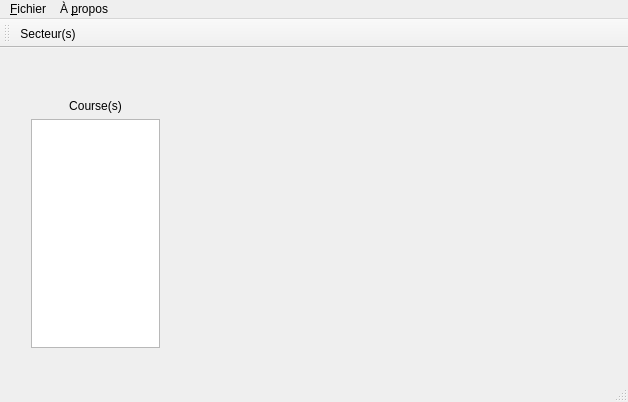
The window that MainWindow.ui (xaviermawet/EcoManager2013Experimental) describes before a commit, drawn with Qt 5.
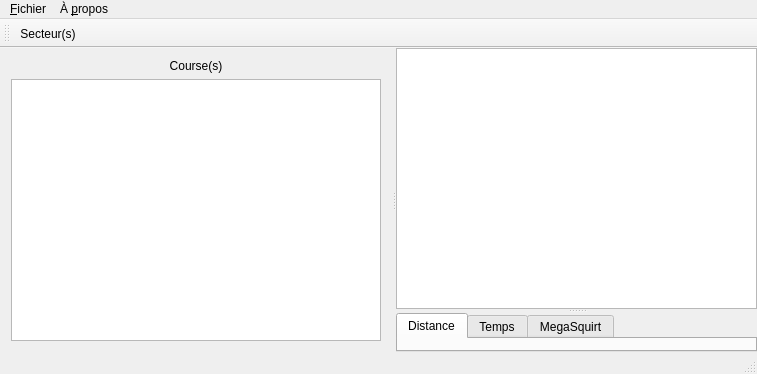
The same window after the commit. Icons and pictures are not drawn.

What changed in the file:
```diff
--- a/MainWindow.ui
+++ b/MainWindow.ui
@@ -6,8 +6,8 @@
    <rect>
     <x>0</x>
     <y>0</y>
-    <width>628</width>
-    <height>402</height>
+    <width>757</width>
+    <height>374</height>
    </rect>
   </property>
   <property name="windowTitle">
@@ -18,15 +18,16 @@
     <normaloff>:/Resources/Icons/GoogleMaps.png</normaloff>:/Resources/Icons/GoogleMaps.png</iconset>
   </property>
   <widget class="QWidget" name="centralWidget">
+   <layout class="QVBoxLayout" name="verticalLayout_2">
+    <property name="margin">
+     <number>0</number>
+    </property>
+    <item>
+     <widget class="QSplitter" name="mainVerticalSplitter">
+      <property name="orientation">
+       <enum>Qt::Horizontal</enum>
+      </property>
    <widget class="QWidget" name="verticalLayoutWidget">
-    <property name="geometry">
-     <rect>
-      <x>20</x>
-      <y>40</y>
-      <width>151</width>
-      <height>271</height>
-     </rect>
-    </property>
     <layout class="QVBoxLayout" name="raceVerticalLayout">
      <item>
       <widget class="QLabel" name="raceLabel">
@@ -50,13 +51,60 @@
      </item>
     </layout>
    </widget>
+      <widget class="QSplitter" name="MapPlotSplitter">
+       <property name="orientation">
+        <enum>Qt::Vertical</enum>
+       </property>
+       <widget class="QSplitter" name="mapSplitter">
+        <property name="orientation">
+         <enum>Qt::Horizontal</enum>
+        </property>
+        <widget class="QTableView" name="sectorView">
+         <property name="sizePolicy">
+          <sizepolicy hsizetype="Minimum" vsizetype="Maximum">
+           <horstretch>0</horstretch>
+           <verstretch>0</verstretch>
+          </sizepolicy>
+         </property>
+         <property name="selectionMode">
+          <enum>QAbstractItemView::SingleSelection</enum>
+         </property>
+         <property name="selectionBehavior">
+          <enum>QAbstractItemView::SelectRows</enum>
+         </property>
+        </widget>
+       </widget>
+       <widget class="QTabWidget" name="plotsTabWidget">
+        <property name="currentIndex">
+         <number>0</number>
+        </property>
+        <widget class="QWidget" name="tabDistance">
+         <attribute name="title">
+          <string>Distance</string>
+         </attribute>
+        </widget>
+        <widget class="QWidget" name="tabTime">
+         <attribute name="title">
+          <string>Temps</string>
+         </attribute>
+        </widget>
+        <widget class="QWidget" name="tabMegaSquirt">
+         <attribute name="title">
+          <string>MegaSquirt</string>
+         </attribute>
+        </widget>
+       </widget>
+      </widget>
+     </widget>
+    </item>
+   </layout>
   </widget>
   <widget class="QMenuBar" name="menuBar">
    <property name="geometry">
     <rect>
      <x>0</x>
      <y>0</y>
-     <width>628</width>
+     <width>757</width>
      <height>20</height>
     </rect>
    </property>
```
Left out of the diff: 20 changed lines with no effect on the pictures. Lines whose indentation alone changed are shown as unchanged.
